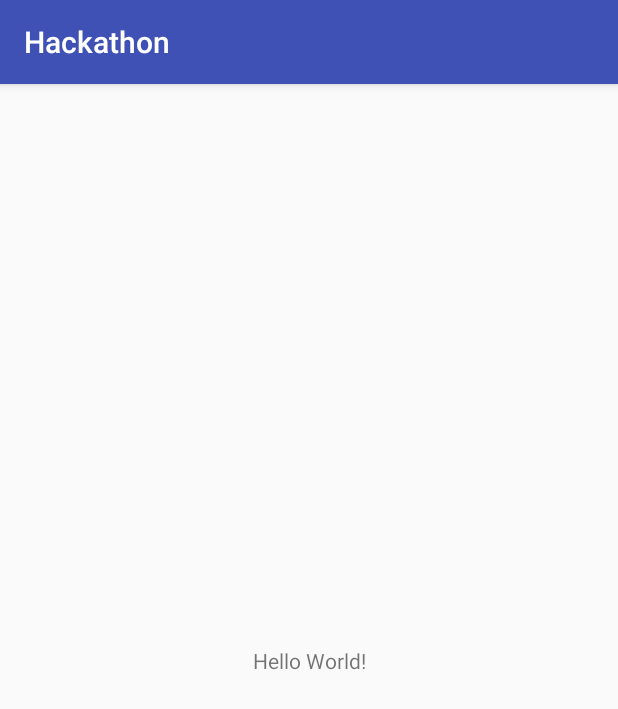
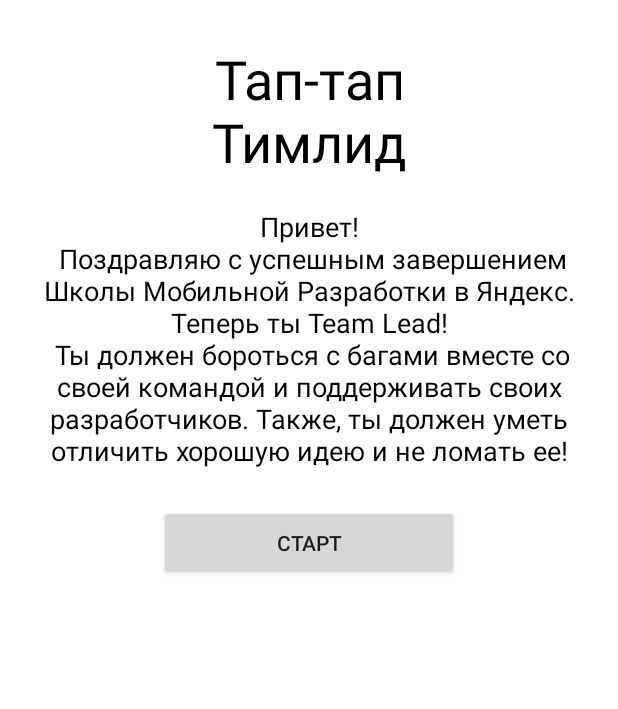
Before and after one commit to DAPolyakov/Hacka, an Android app: the screen it shows after launch (MainActivity before the commit, StartActivity after it), on a phone screen of 412 x 824 dp. Shown: the top 709 px of the screen. Run offline under Robolectric (Android 15) with nearby library versions, the phone set to English and light mode, and no system bars.

Commit message:
Start Page Added

```diff
--- a/app/src/main/AndroidManifest.xml
+++ b/app/src/main/AndroidManifest.xml
@@ -9,16 +9,16 @@
         android:roundIcon="@mipmap/ic_launcher_round"
         android:supportsRtl="true"
         android:theme="@style/AppTheme">
-
         <activity
-            android:name=".MainActivity"
+            android:name=".activities.MainActivity"
             android:screenOrientation="portrait">
+        </activity>
+        <activity android:name=".activities.StartActivity">
             <intent-filter>
                 <action android:name="android.intent.action.MAIN" />
                 <category android:name="android.intent.category.LAUNCHER" />
             </intent-filter>
         </activity>
-
     </application>
 
 </manifest>
--- /dev/null
+++ b/app/src/main/java/ru/yandexschool/hackathon/Utils.kt
@@ -0,0 +1,17 @@
+package ru.yandexschool.hackathon
+
+import android.os.Build
+import android.view.Window
+import android.view.WindowManager
+
+class Utils{
+    companion object {
+        fun setUpStatusBarColor(window: Window, color: Int){
+            if (Build.VERSION.SDK_INT >= Build.VERSION_CODES.LOLLIPOP) {
+                window.clearFlags(WindowManager.LayoutParams.FLAG_TRANSLUCENT_STATUS)
+                window.addFlags(WindowManager.LayoutParams.FLAG_DRAWS_SYSTEM_BAR_BACKGROUNDS)
+                window.statusBarColor = color
+            }
+        }
+    }
+}
--- a/app/src/main/java/ru/yandexschool/hackathon/MainActivity.kt
+++ b/app/src/main/java/ru/yandexschool/hackathon/activities/MainActivity.kt
@@ -1,7 +1,8 @@
-package ru.yandexschool.hackathon
+package ru.yandexschool.hackathon.activities
 
 import android.support.v7.app.AppCompatActivity
 import android.os.Bundle
+import ru.yandexschool.hackathon.R
 
 class MainActivity : AppCompatActivity() {
 
--- /dev/null
+++ b/app/src/main/java/ru/yandexschool/hackathon/activities/StartActivity.kt
@@ -0,0 +1,25 @@
+package ru.yandexschool.hackathon.activities
+
+import android.content.Intent
+import android.support.v7.app.AppCompatActivity
+import android.os.Bundle
+import android.support.v4.content.res.ResourcesCompat
+import kotlinx.android.synthetic.main.activity_start.*
+import ru.yandexschool.hackathon.R
+import ru.yandexschool.hackathon.Utils
+
+class StartActivity : AppCompatActivity() {
+
+    override fun onCreate(savedInstanceState: Bundle?) {
+        super.onCreate(savedInstanceState)
+        setContentView(R.layout.activity_start)
+        Utils.setUpStatusBarColor(window, ResourcesCompat.getColor(getResources(), android.R.color.white, null))
+    }
+
+    override fun onResume() {
+        super.onResume()
+        activity_start_btn.setOnClickListener {
+            startActivity(Intent(this, MainActivity::class.java))
+        }
+    }
+}
--- a/app/src/main/res/layout/activity_main.xml
+++ b/app/src/main/res/layout/activity_main.xml
@@ -4,7 +4,7 @@
     xmlns:tools="http://schemas.android.com/tools"
     android:layout_width="match_parent"
     android:layout_height="match_parent"
-    tools:context=".MainActivity">
+    tools:context=".activities.MainActivity">
 
     <TextView
         android:layout_width="wrap_content"
--- /dev/null
+++ b/app/src/main/res/layout/activity_start.xml
@@ -0,0 +1,47 @@
+<?xml version="1.0" encoding="utf-8"?>
+<android.support.constraint.ConstraintLayout xmlns:android="http://schemas.android.com/apk/res/android"
+    xmlns:app="http://schemas.android.com/apk/res-auto"
+    xmlns:tools="http://schemas.android.com/tools"
+    android:layout_width="match_parent"
+    android:layout_height="match_parent"
+    tools:context=".activities.StartActivity"
+    android:background="@android:color/white">
+
+    <TextView
+        android:id="@+id/activity_start_game_name_text"
+        android:layout_width="200dp"
+        android:layout_height="wrap_content"
+        android:text="@string/app_name"
+        app:layout_constraintLeft_toLeftOf="parent"
+        app:layout_constraintRight_toRightOf="parent"
+        app:layout_constraintTop_toTopOf="parent"
+        android:gravity="center"
+        android:textSize="36sp"
+        android:padding="12dp"
+        android:layout_marginTop="16dp"
+        android:textColor="@android:color/black"/>
+
+    <TextView
+        android:id="@+id/activity_start_rules_text"
+        android:layout_width="match_parent"
+        android:layout_height="wrap_content"
+        app:layout_constraintTop_toBottomOf="@+id/activity_start_game_name_text"
+        app:layout_constraintLeft_toLeftOf="parent"
+        app:layout_constraintRight_toRightOf="parent"
+        android:gravity="center"
+        android:padding="8dp"
+        android:textSize="18sp"
+        android:textColor="@android:color/black"
+        android:text="@string/rules"/>
+
+    <Button
+        android:id="@+id/activity_start_btn"
+        android:layout_width="200dp"
+        android:layout_height="50dp"
+        app:layout_constraintTop_toBottomOf="@+id/activity_start_rules_text"
+        app:layout_constraintLeft_toLeftOf="parent"
+        app:layout_constraintRight_toRightOf="parent"
+        android:layout_marginTop="16dp"
+        android:text="@string/start"/>
+
+</android.support.constraint.ConstraintLayout>
--- a/app/src/main/res/values/strings.xml
+++ b/app/src/main/res/values/strings.xml
@@ -1,3 +1,8 @@
 <resources>
-    <string name="app_name">Hackathon</string>
+    <string name="app_name">Тап-тап Тимлид</string>
+    <string name="start">Старт</string>
+    <string name="rules">Привет!\n Поздравляю с успешным завершением Школы Мобильной Разработки
+    в Яндекс. Теперь ты Team Lead!\n
+        Ты должен бороться с багами вместе со своей командой и поддерживать своих разработчиков.
+    Также, ты должен уметь отличить хорошую идею и не ломать ее!</string>
 </resources>
--- a/app/src/main/res/values/styles.xml
+++ b/app/src/main/res/values/styles.xml
@@ -1,7 +1,7 @@
 <resources>
 
     <!-- Base application theme. -->
-    <style name="AppTheme" parent="Theme.AppCompat.Light.DarkActionBar">
+    <style name="AppTheme" parent="Theme.AppCompat.Light.NoActionBar">
         <!-- Customize your theme here. -->
         <item name="colorPrimary">@color/colorPrimary</item>
         <item name="colorPrimaryDark">@color/colorPrimaryDark</item>
```
